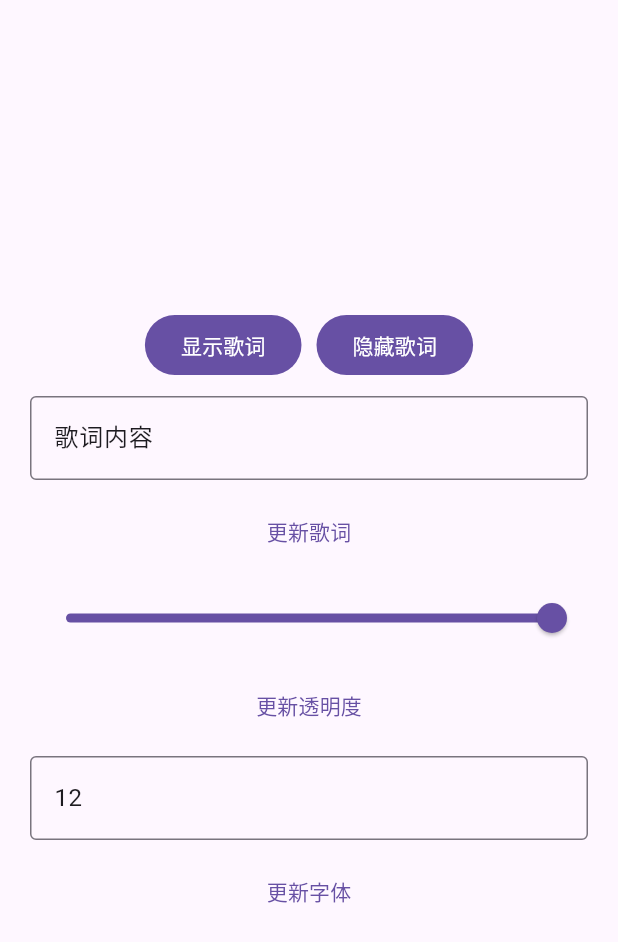
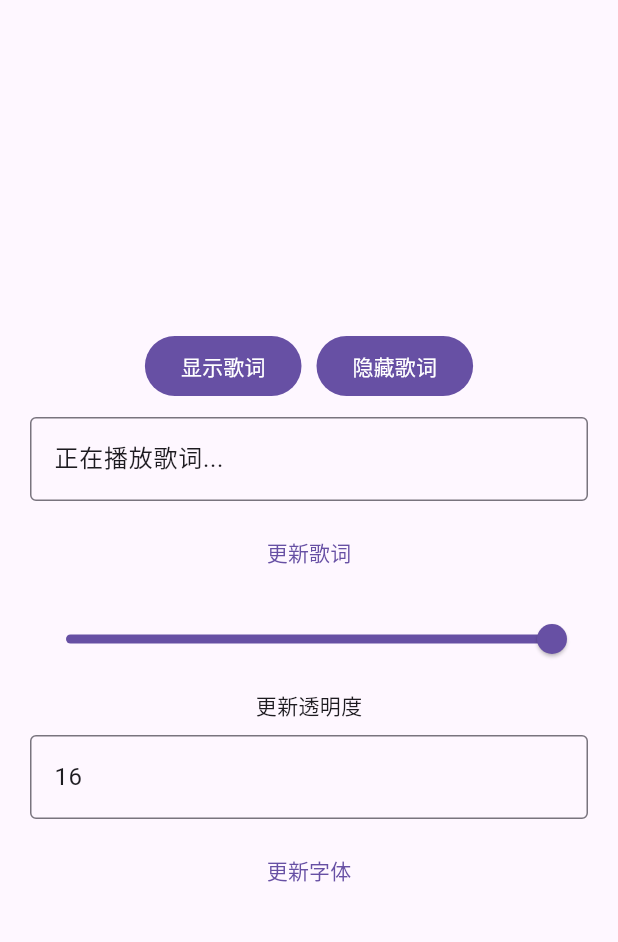
Before and after one commit to Zhoucheng133/Float-Lyric, a Flutter app: the screen it shows after launch, on a phone screen of 412 x 824 dp. Shown: the top 942 px of the screen. Run offline on Flutter 3.47's test engine with Material 3 defaults, Android fonts, the phone set to English and light mode, and no system bars; missing offline and left inert: dart:ffi.

Commit message:
完成Flutter测试内容

```diff
--- a/flutter_test/lib/components/bridge.dart
+++ b/flutter_test/lib/components/bridge.dart
@@ -1,4 +1,5 @@
 import 'dart:ffi';
+import 'dart:io';
 import 'package:ffi/ffi.dart';
 
 // 显示悬浮歌词
@@ -27,6 +28,33 @@ typedef UpdateOpacity = Void Function(Double opacity);
 typedef UpdateFontSizeDart = void Function(int fontsize);
 typedef UpdateFontSize = Void Function(Int fontsize);
 
-class FFIBridge{
+class FFIBridge {
+  static final DynamicLibrary _dylib = _openDylib();
 
+  static DynamicLibrary _openDylib() {
+    if (Platform.isMacOS) {
+      return DynamicLibrary.open('libFloatLyric.dylib');
+    }
+    throw UnsupportedError('Platform not supported (only macOS is supported)');
+  }
+
+  static final ShowFloatLyricDart showFloatLyric = _dylib
+      .lookup<NativeFunction<ShowFloatLyric>>('ShowFloatLyric')
+      .asFunction<ShowFloatLyricDart>();
+
+  static final HideFloatLyricDart hideFloatLyric = _dylib
+      .lookup<NativeFunction<HideFloatLyric>>('HideFloatLyric')
+      .asFunction<HideFloatLyricDart>();
+
+  static final UpdateLyricDart updateLyric = _dylib
+      .lookup<NativeFunction<UpdateLyric>>('UpdateLyric')
+      .asFunction<UpdateLyricDart>();
+
+  static final UpdateOpacityDart updateOpacity = _dylib
+      .lookup<NativeFunction<UpdateOpacity>>('UpdateOpacity')
+      .asFunction<UpdateOpacityDart>();
+
+  static final UpdateFontSizeDart updateFontSize = _dylib
+      .lookup<NativeFunction<UpdateFontSize>>('UpdateFontSize')
+      .asFunction<UpdateFontSizeDart>();
 }
--- a/flutter_test/lib/main.dart
+++ b/flutter_test/lib/main.dart
@@ -1,5 +1,7 @@
 import 'package:flutter/material.dart';
 import 'package:flutter/services.dart';
+import 'package:ffi/ffi.dart';
+import 'components/bridge.dart';
 
 void main() {
   runApp(const MainApp());
@@ -14,9 +16,9 @@ class MainApp extends StatefulWidget {
 
 class _MainAppState extends State<MainApp> {
 
-  final TextEditingController lyric = TextEditingController(text: "歌词内容");
-  final TextEditingController fontsize = TextEditingController(text: "12");
-  double opacity=1;
+  final TextEditingController lyric = TextEditingController(text: "正在播放歌词...");
+  final TextEditingController fontsize = TextEditingController(text: "16");
+  double opacity = 1.0;
 
   @override
   Widget build(BuildContext context) {
@@ -24,66 +26,80 @@ class _MainAppState extends State<MainApp> {
       home: Scaffold(
         body: Center(
           child: Column(
-            mainAxisSize: .min,
+            mainAxisSize: MainAxisSize.min,
             spacing: 10,
             children: [
               Row(
-                mainAxisSize: .min,
+                mainAxisSize: MainAxisSize.min,
                 spacing: 10,
                 children: [
                   FilledButton(
-                    onPressed: (){},
-                    child: Text("显示歌词")
+                    onPressed: () {
+                      final ptr = lyric.text.toNativeUtf8();
+                      final size = int.tryParse(fontsize.text) ?? 16;
+                      FFIBridge.showFloatLyric(ptr, opacity * 100, size);
+                      calloc.free(ptr);
+                    },
+                    child: const Text("显示歌词")
                   ),
                   FilledButton(
-                    onPressed: (){},
-                    child: Text("隐藏歌词")
+                    onPressed: () {
+                      FFIBridge.hideFloatLyric();
+                    },
+                    child: const Text("隐藏歌词")
                   )
                 ],
               ),
               Padding(
-                padding: .only(left: 20, right: 20),
+                padding: const EdgeInsets.only(left: 20, right: 20),
                 child: TextField(
                   controller: lyric,
-                  decoration: InputDecoration(
+                  decoration: const InputDecoration(
                     border: OutlineInputBorder(),
                   ),
                 ),
               ),
               TextButton(
-                onPressed: (){},
-                child: Text("更新歌词")
+                onPressed: () {
+                  final ptr = lyric.text.toNativeUtf8();
+                  FFIBridge.updateLyric(ptr);
+                  calloc.free(ptr);
+                },
+                child: const Text("更新歌词")
               ),
               Padding(
-                padding: .only(left: 20, right: 20),
+                padding: const EdgeInsets.only(left: 20, right: 20),
                 child: Slider(
                   value: opacity,
-                  onChanged: (val){
+                  min: 0.0,
+                  max: 1.0,
+                  onChanged: (val) {
                     setState(() {
-                      opacity=val;
+                      opacity = val;
                     });
+                    FFIBridge.updateOpacity(opacity * 100);
                   }
                 ),
               ),
-              TextButton(
-                onPressed: (){},
-                child: Text("更新透明度")
-              ),
+              const Text("更新透明度"),
               Padding(
-                padding: .only(left: 20, right: 20),
+                padding: const EdgeInsets.only(left: 20, right: 20),
                 child: TextField(
                   controller: fontsize,
                   inputFormatters: [
                     FilteringTextInputFormatter.digitsOnly,
                   ],
-                  decoration: InputDecoration(
+                  decoration: const InputDecoration(
                     border: OutlineInputBorder(),
                   ),
                 ),
               ),
               TextButton(
-                onPressed: (){},
-                child: Text("更新字体")
+                onPressed: () {
+                  final size = int.tryParse(fontsize.text) ?? 16;
+                  FFIBridge.updateFontSize(size);
+                },
+                child: const Text("更新字体")
               ),
             ],
           )
```
Also changed, not shown: 1 other file.
